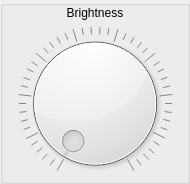
Above: homeAssistent/MonitorWgt.ui from Cergol/homeAssistent before the change. Below: the same form after it.
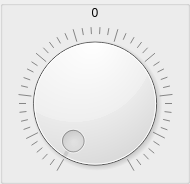
That is the form after the change. Custom widgets are drawn as their Qt base class.

Diff of the .ui file:
```diff
--- a/homeAssistent/MonitorWgt.ui
+++ b/homeAssistent/MonitorWgt.ui
@@ -41,7 +41,7 @@
       </sizepolicy>
      </property>
      <property name="text">
-      <string>Brightness</string>
+      <string>0</string>
      </property>
      <property name="alignment">
       <set>Qt::AlignmentFlag::AlignCenter</set>
```
Left out of the diff: 4 changed lines with no effect on the pictures.
